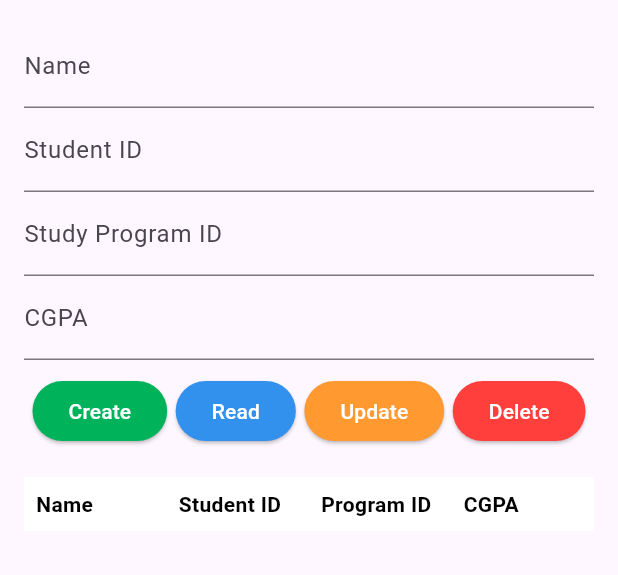
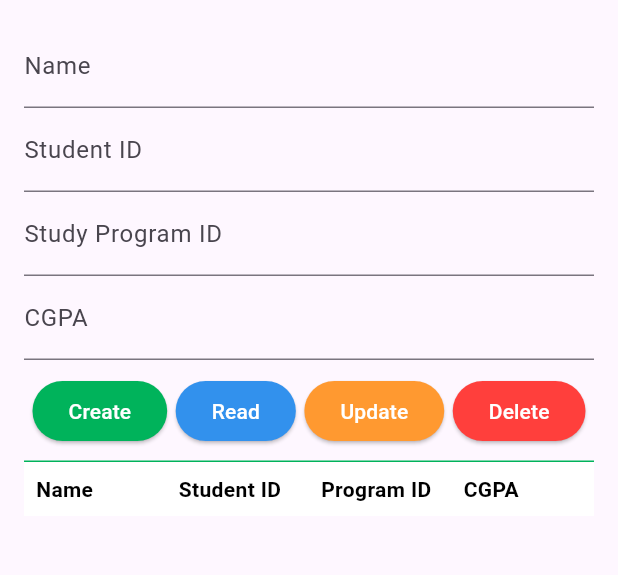
Before and after one commit to Phong091/Flutter_Exam, a Flutter app: the screen it shows after launch, on a phone screen of 412 x 824 dp, the part 84-659 px from its top. Run offline on Flutter 3.47's test engine with Material 3 defaults, Android fonts, the phone set to English and light mode, and no system bars; our stand-ins replace sqflite; accounts and stored records are empty.

Commit message:
crud app

```diff
--- a/crud_app/lib/víew/student_view.dart
+++ b/crud_app/lib/víew/student_view.dart
@@ -86,7 +86,14 @@ class _StudentViewState extends State<StudentView> {
                 ),
               ],
             ),
-            const SizedBox(height: 20),
+            Container(
+              height: 10,
+              decoration: const BoxDecoration(
+                border: Border(
+                  bottom: BorderSide(color: Color(0xff00b35b), width: 1),
+                ),
+              ),
+            ),
             Expanded(child: _buildStudentTable()),
           ],
         ),
```
